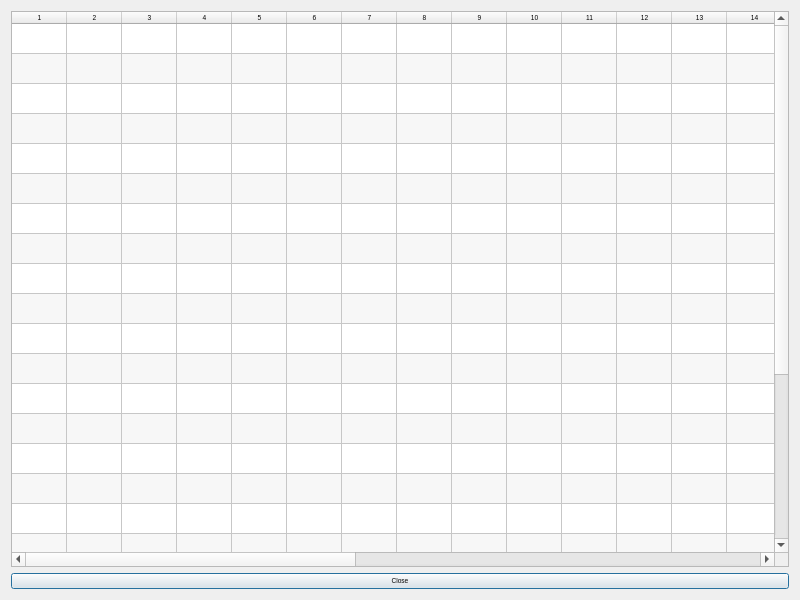
Old version of the form ScoresWindow.ui in the repository rmick/Combobulator.
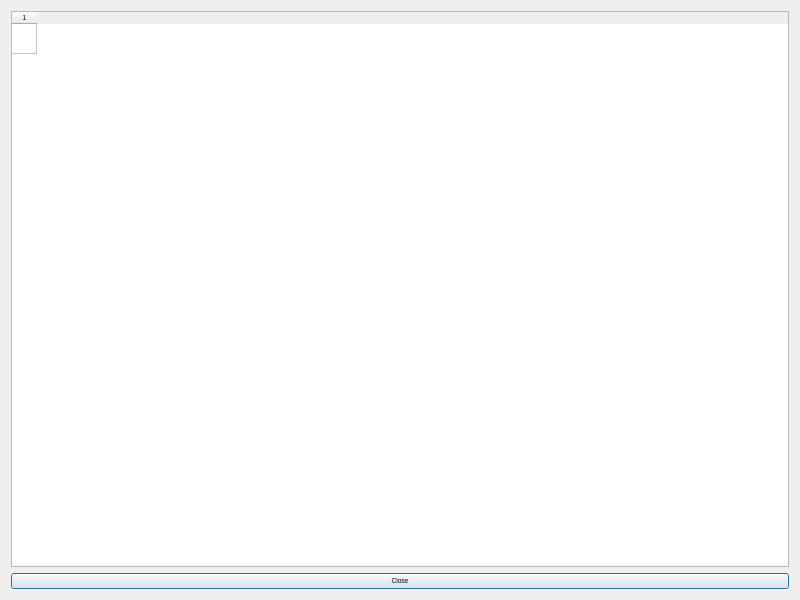
New version of the form.

Diff of the .ui file:
```diff
--- a/ScoresWindow.ui
+++ b/ScoresWindow.ui
@@ -41,19 +41,22 @@
       <enum>QAbstractItemView::ScrollPerItem</enum>
      </property>
      <property name="sortingEnabled">
-      <bool>true</bool>
+      <bool>false</bool>
+     </property>
+     <property name="cornerButtonEnabled">
+      <bool>false</bool>
      </property>
      <property name="rowCount">
-      <number>25</number>
+      <number>1</number>
      </property>
      <property name="columnCount">
-      <number>29</number>
+      <number>1</number>
      </property>
      <attribute name="horizontalHeaderCascadingSectionResizes">
       <bool>false</bool>
      </attribute>
      <attribute name="horizontalHeaderDefaultSectionSize">
-      <number>55</number>
+      <number>25</number>
      </attribute>
      <attribute name="horizontalHeaderHighlightSections">
       <bool>false</bool>
@@ -77,58 +80,6 @@
       <number>5</number>
      </attribute>
      <row/>
-     <row/>
-     <row/>
-     <row/>
-     <row/>
-     <row/>
-     <row/>
-     <row/>
-     <row/>
-     <row/>
-     <row/>
-     <row/>
-     <row/>
-     <row/>
-     <row/>
-     <row/>
-     <row/>
-     <row/>
-     <row/>
-     <row/>
-     <row/>
-     <row/>
-     <row/>
-     <row/>
-     <row/>
-     <column/>
-     <column/>
-     <column/>
-     <column/>
-     <column/>
-     <column/>
-     <column/>
-     <column/>
-     <column/>
-     <column/>
-     <column/>
-     <column/>
-     <column/>
-     <column/>
-     <column/>
-     <column/>
-     <column/>
-     <column/>
-     <column/>
-     <column/>
-     <column/>
-     <column/>
-     <column/>
-     <column/>
-     <column/>
-     <column/>
-     <column/>
-     <column/>
      <column/>
     </widget>
    </item>
```
